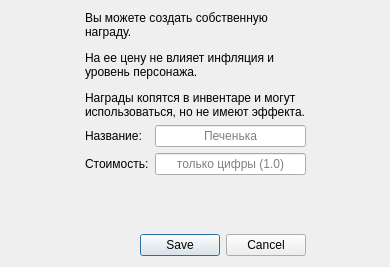
Old version of the form UI template/create_custom_item.ui in the repository nevskyforever/nfprogress.
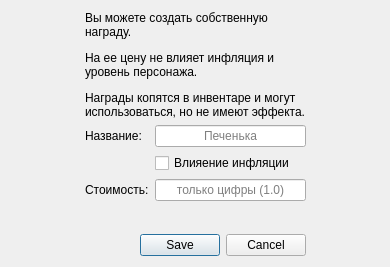
New version of the form.

Commit message: Добавлен флаг инфляции для кастомных наград

```diff
--- a/UI template/create_custom_item.ui
+++ b/UI template/create_custom_item.ui
@@ -130,6 +130,13 @@
      </property>
     </widget>
    </item>
+   <item row="2" column="2">
+    <widget class="QCheckBox" name="inflation_checkBox">
+     <property name="text">
+      <string>Влияение инфляции</string>
+     </property>
+    </widget>
+   </item>
   </layout>
  </widget>
  <resources/>
```
The commit also changes 3 other files.
